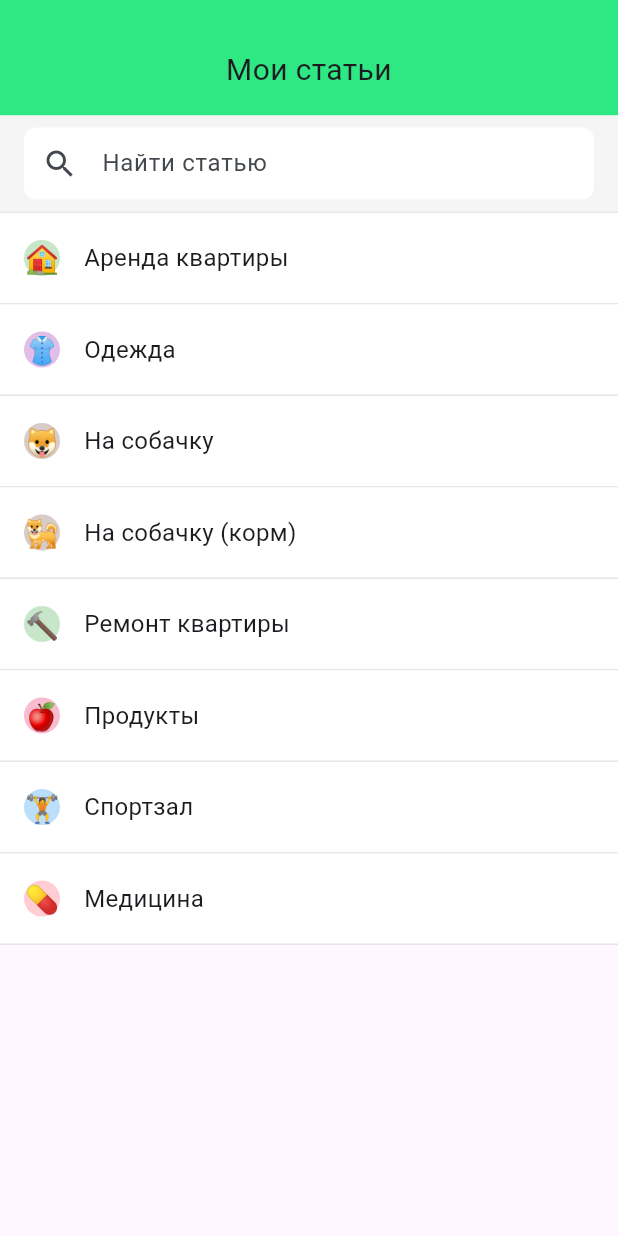
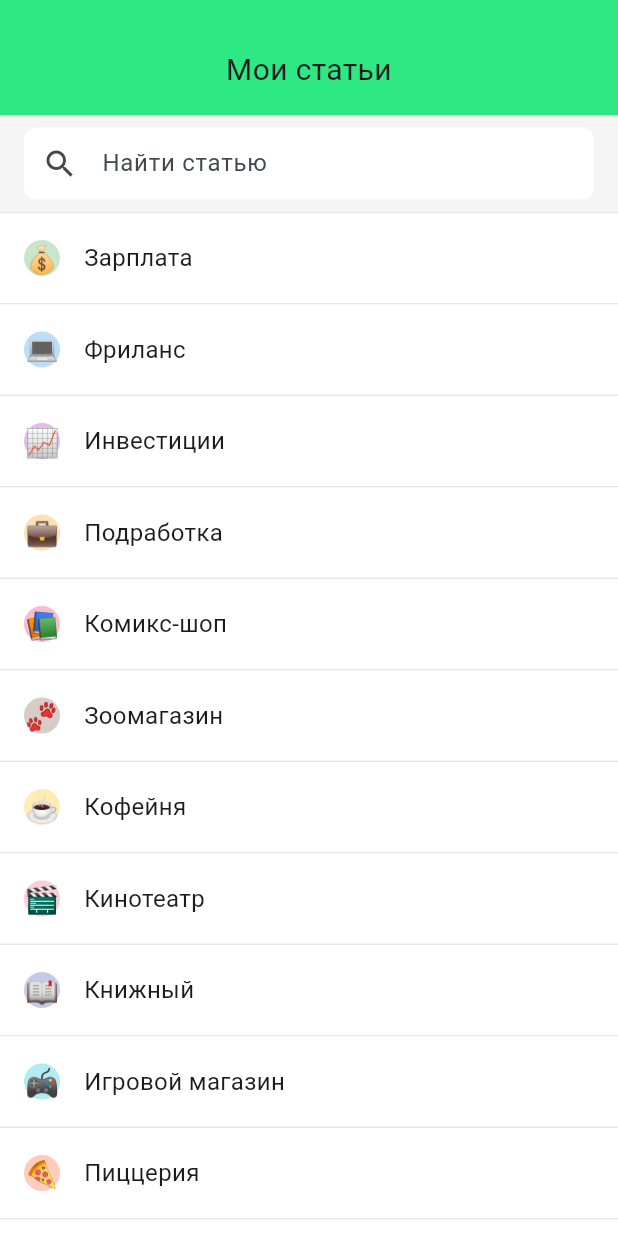
Before and after one commit to MeZeksan/finance_app_yandex_smr_2025, a Flutter app: the ArticlesView screen opened directly, on a phone screen of 412 x 824 dp. Run offline on Flutter 3.47's test engine with Material 3 defaults, Android fonts, the phone set to English and light mode, and no system bars; our stand-ins replace auto_route, equatable, fl_chart, flutter_bloc, flutter_svg, freezed_annotation and 3 more; generated files the repository leaves out were written again.

Commit message:
Соотнес категории во всех экранах

```diff
--- a/lib/features/articles/data/repository/mock_articles_repository.dart
+++ b/lib/features/articles/data/repository/mock_articles_repository.dart
@@ -3,61 +3,106 @@ import 'package:flutter/material.dart';
 
 class MockArticlesRepository {
   final List<Article> _articles = [
+    // Категории доходов
     Article(
       id: '1',
-      title: 'Аренда квартиры',
-      category: 'Жилье',
-      emoji: '🏠',
+      title: 'Зарплата',
+      category: 'Доходы',
+      emoji: '💰',
       iconBackground: Colors.green[100]!,
     ),
     Article(
       id: '2',
-      title: 'Одежда',
-      category: 'Покупки',
-      emoji: '👚',
+      title: 'Фриланс',
+      category: 'Доходы',
+      emoji: '💻',
+      iconBackground: Colors.blue[100]!,
+    ),
+    Article(
+      id: '3',
+      title: 'Инвестиции',
+      category: 'Доходы',
+      emoji: '📈',
       iconBackground: Colors.purple[100]!,
     ),
     Article(
-      id: '3',
-      title: 'На собачку',
-      category: 'Питомцы',
-      emoji: '🐶',
+      id: '4',
+      title: 'Подработка',
+      category: 'Доходы',
+      emoji: '💼',
+      iconBackground: Colors.orange[100]!,
+    ),
+
+    // Категории расходов
+    Article(
+      id: '5',
+      title: 'Комикс-шоп',
+      category: 'Расходы',
+      emoji: '📚',
+      iconBackground: Colors.pink[100]!,
+    ),
+    Article(
+      id: '6',
+      title: 'Зоомагазин',
+      category: 'Расходы',
+      emoji: '🐾',
       iconBackground: Colors.brown[100]!,
     ),
     Article(
-      id: '4',
-      title: 'На собачку (корм)',
-      category: 'Питомцы',
-      emoji: '🐕',
-      iconBackground: Colors.brown[100]!,
-    ),
-    Article(
-      id: '5',
-      title: 'Ремонт квартиры',
-      category: 'Жилье',
-      emoji: '🔨',
-      iconBackground: Colors.green[100]!,
-    ),
-    Article(
-      id: '6',
-      title: 'Продукты',
-      category: 'Еда',
-      emoji: '🍎',
-      iconBackground: Colors.pink[100]!,
-    ),
-    Article(
       id: '7',
-      title: 'Спортзал',
-      category: 'Здоровье',
-      emoji: '🏋️',
-      iconBackground: Colors.blue[100]!,
+      title: 'Кофейня',
+      category: 'Расходы',
+      emoji: '☕',
+      iconBackground: Colors.amber[100]!,
     ),
     Article(
       id: '8',
-      title: 'Медицина',
-      category: 'Здоровье',
-      emoji: '💊',
+      title: 'Кинотеатр',
+      category: 'Расходы',
+      emoji: '🎬',
       iconBackground: Colors.red[100]!,
+    ),
+    Article(
+      id: '9',
+      title: 'Книжный',
+      category: 'Расходы',
+      emoji: '📖',
+      iconBackground: Colors.indigo[100]!,
+    ),
+    Article(
+      id: '10',
+      title: 'Игровой магазин',
+      category: 'Расходы',
+      emoji: '🎮',
+      iconBackground: Colors.cyan[100]!,
+    ),
+    Article(
+      id: '11',
+      title: 'Пиццерия',
+      category: 'Расходы',
+      emoji: '🍕',
+      iconBackground: Colors.deepOrange[100]!,
+    ),
+    Article(
+      id: '12',
+      title: 'Суши-бар',
+      category: 'Расходы',
+      emoji: '🍱',
+      iconBackground: Colors.teal[100]!,
+    ),
+    Article(
+      id: '13',
+      title: 'Спортзал',
+      category: 'Расходы',
+      emoji: '🏋️',
+      iconBackground: Colors.lime[100]!,
+    ),
+    Article(
+      id: '14',
+      title: 'Магазин музыки',
+      category: 'Расходы',
+      emoji: '🎵',
+      iconBackground: Colors.deepPurple[100]!,
     ),
   ];
 
--- a/lib/features/articles/presentation/view/articles_screen.dart
+++ b/lib/features/articles/presentation/view/articles_screen.dart
@@ -147,7 +147,7 @@ class _ArticlesViewState extends State<ArticlesView> {
                           padding: const EdgeInsets.all(8),
                           decoration: BoxDecoration(
                             color: state.searchMode == SearchMode.fuzzy
-                                ? Color(0xFFb2AE881).withValues(alpha: 0.2)
+                                ? Colors.blue.withValues(alpha: 0.2)
                                 : Colors.grey[300],
                             borderRadius: BorderRadius.circular(8),
                           ),
@@ -158,7 +158,7 @@ class _ArticlesViewState extends State<ArticlesView> {
                                 Icons.auto_awesome,
                                 size: 16,
                                 color: state.searchMode == SearchMode.fuzzy
-                                    ? Color(0xFFb2AE881)
+                                    ? Colors.blue
                                     : Colors.grey[700],
                               ),
                               const SizedBox(width: 4),
@@ -166,7 +166,7 @@ class _ArticlesViewState extends State<ArticlesView> {
                                 'Fuzzy',
                                 style: TextStyle(
                                   color: state.searchMode == SearchMode.fuzzy
-                                      ? Color(0xFFb2AE881)
+                                      ? Colors.blue
                                       : Colors.grey[700],
                                   fontSize: 12,
                                   fontWeight: FontWeight.bold,
```
